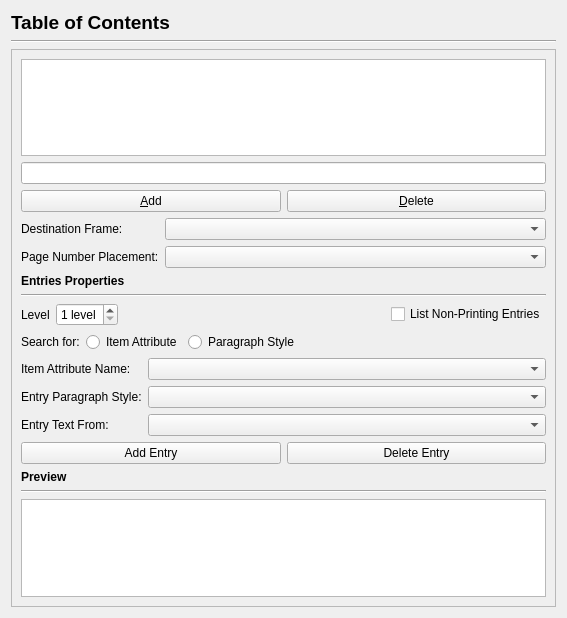
Above: Scribus/scribus/ui/prefs_tableofcontentsbase.ui from AlterScribus/ece15 before the change. Below: the same form after it.
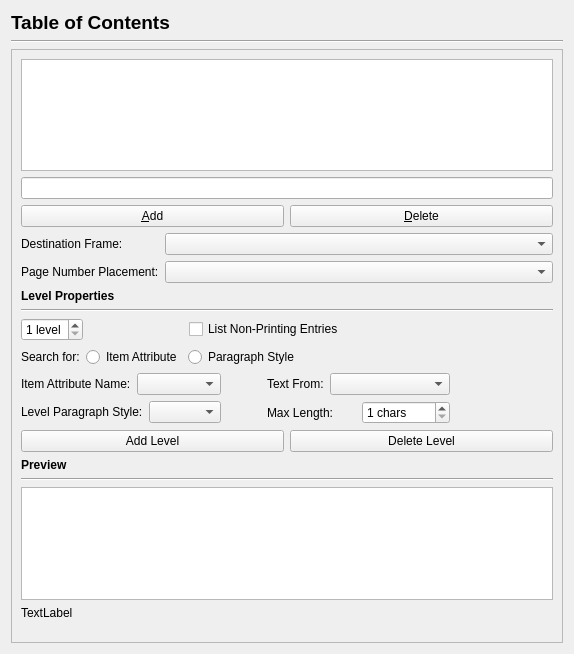
That is the form after the change.

Commit message: Further workr with style based TOC

Diff of the .ui file:
```diff
--- a/Scribus/scribus/ui/prefs_tableofcontentsbase.ui
+++ b/Scribus/scribus/ui/prefs_tableofcontentsbase.ui
@@ -6,8 +6,8 @@
    <rect>
     <x>0</x>
     <y>0</y>
-    <width>567</width>
-    <height>618</height>
+    <width>574</width>
+    <height>654</height>
    </rect>
   </property>
   <property name="windowTitle">
@@ -45,8 +45,8 @@
        <rect>
         <x>0</x>
         <y>0</y>
-        <width>530</width>
-        <height>566</height>
+        <width>552</width>
+        <height>597</height>
        </rect>
       </property>
       <layout class="QVBoxLayout" name="verticalLayout_2">
@@ -140,7 +140,7 @@
           </font>
          </property>
          <property name="text">
-          <string>Entries Properties</string>
+          <string>Level Properties</string>
          </property>
         </widget>
        </item>
@@ -152,22 +152,9 @@
         </widget>
        </item>
        <item>
-        <layout class="QFormLayout" name="formLayout">
-         <property name="fieldGrowthPolicy">
-          <enum>QFormLayout::AllNonFixedFieldsGrow</enum>
-         </property>
-         <property name="formAlignment">
-          <set>Qt::AlignLeading|Qt::AlignLeft|Qt::AlignTop</set>
-         </property>
-         <item row="0" column="0" colspan="2">
+        <layout class="QVBoxLayout" name="verticalLayout_3">
+         <item>
           <layout class="QHBoxLayout" name="horizontalLayout_3">
-           <item>
-            <widget class="QLabel" name="levelLabel">
-             <property name="text">
-              <string>Level</string>
-             </property>
-            </widget>
-           </item>
            <item>
             <widget class="QSpinBox" name="levelSpin">
              <property name="suffix">
@@ -186,9 +173,12 @@
              <property name="orientation">
               <enum>Qt::Horizontal</enum>
              </property>
+             <property name="sizeType">
+              <enum>QSizePolicy::Maximum</enum>
+             </property>
              <property name="sizeHint" stdset="0">
               <size>
-               <width>40</width>
+               <width>100</width>
                <height>20</height>
               </size>
              </property>
@@ -204,9 +194,22 @@
              </property>
             </widget>
            </item>
+           <item>
+            <spacer name="horizontalSpacer_5">
+             <property name="orientation">
+              <enum>Qt::Horizontal</enum>
+             </property>
+             <property name="sizeHint" stdset="0">
+              <size>
+               <width>40</width>
+               <height>20</height>
+              </size>
+             </property>
+            </spacer>
+           </item>
           </layout>
          </item>
-         <item row="3" column="0" colspan="2">
+         <item>
           <layout class="QHBoxLayout" name="horizontalLayout">
            <item>
             <widget class="QLabel" name="searchLabel">
@@ -244,8 +247,14 @@
            </item>
           </layout>
          </item>
-         <item row="4" column="0">
-          <widget class="QLabel" name="tocItemAttrLabel">
+         <item>
+          <layout class="QHBoxLayout" name="horizontalLayout_5">
+           <item>
+            <layout class="QVBoxLayout" name="verticalLayout_5">
+             <item>
+              <layout class="QHBoxLayout" name="horizontalLayout_6">
+               <item>
+                <widget class="QLabel" name="itemAttrLabel">
            <property name="text">
             <string>Item Attribute Name:</string>
            </property>
@@ -254,39 +263,117 @@
            </property>
           </widget>
          </item>
-         <item row="4" column="1">
+               <item>
           <widget class="QComboBox" name="itemAttrComboBox">
            <property name="toolTip">
             <string>The Item Attribute that will be set on frames used as a basis for creation of the entries</string>
            </property>
           </widget>
          </item>
-         <item row="5" column="0">
-          <widget class="QLabel" name="tocParagraphStyleLabel">
+              </layout>
+             </item>
+             <item>
+              <layout class="QHBoxLayout" name="horizontalLayout_7">
+               <item>
+                <widget class="QLabel" name="levelParagraphStyleLabel">
            <property name="text">
-            <string>Entry Paragraph Style:</string>
+                  <string>Level Paragraph Style:</string>
            </property>
            <property name="wordWrap">
             <bool>false</bool>
            </property>
           </widget>
          </item>
-         <item row="5" column="1">
-          <widget class="QComboBox" name="itemParagraphStyleComboBox">
+               <item>
+                <widget class="QComboBox" name="levelParagraphStyleComboBox">
            <property name="toolTip">
             <string>The paragraph style used for the entry lines</string>
            </property>
           </widget>
          </item>
-         <item row="6" column="0">
-          <widget class="QLabel" name="entryTextLabel">
+              </layout>
+             </item>
+            </layout>
+           </item>
+           <item>
+            <spacer name="horizontalSpacer_3">
+             <property name="orientation">
+              <enum>Qt::Horizontal</enum>
+             </property>
+             <property name="sizeType">
+              <enum>QSizePolicy::Maximum</enum>
+             </property>
+             <property name="sizeHint" stdset="0">
+              <size>
+               <width>40</width>
+               <height>20</height>
+              </size>
+             </property>
+            </spacer>
+           </item>
+           <item>
+            <layout class="QVBoxLayout" name="verticalLayout_4">
+             <item>
+              <layout class="QHBoxLayout" name="horizontalLayout_4">
+               <item>
+                <widget class="QLabel" name="rangeLabel">
            <property name="text">
-            <string>Entry Text From:</string>
+                  <string>Text From:</string>
            </property>
           </widget>
          </item>
-         <item row="6" column="1">
-          <widget class="QComboBox" name="entryTextCombo"/>
+               <item>
+                <widget class="QComboBox" name="rangeCombo">
+                 <property name="minimumSize">
+                  <size>
+                   <width>120</width>
+                   <height>0</height>
+                  </size>
+                 </property>
+                </widget>
+               </item>
+              </layout>
+             </item>
+             <item>
+              <layout class="QHBoxLayout" name="horizontalLayout_8">
+               <item>
+                <widget class="QLabel" name="limitLabel">
+                 <property name="text">
+                  <string>Max Length:</string>
+                 </property>
+                </widget>
+               </item>
+               <item>
+                <widget class="QSpinBox" name="limitSpin">
+                 <property name="suffix">
+                  <string> chars</string>
+                 </property>
+                 <property name="minimum">
+                  <number>1</number>
+                 </property>
+                 <property name="maximum">
+                  <number>999</number>
+                 </property>
+                </widget>
+               </item>
+              </layout>
+             </item>
+            </layout>
+           </item>
+           <item>
+            <spacer name="horizontalSpacer_4">
+             <property name="orientation">
+              <enum>Qt::Horizontal</enum>
+             </property>
+             <property name="sizeHint" stdset="0">
+              <size>
+               <width>40</width>
+               <height>20</height>
+              </size>
+             </property>
+            </spacer>
+           </item>
+          </layout>
          </item>
         </layout>
        </item>
@@ -295,14 +382,14 @@
          <item>
           <widget class="QPushButton" name="entryAddButton">
            <property name="text">
-            <string>Add Entry</string>
+            <string>Add Level</string>
            </property>
           </widget>
          </item>
          <item>
           <widget class="QPushButton" name="entryDelButton">
            <property name="text">
-            <string>Delete Entry</string>
+            <string>Delete Level</string>
            </property>
           </widget>
          </item>
@@ -331,6 +418,13 @@
        <item>
         <widget class="QTextBrowser" name="previewBrowser"/>
        </item>
+       <item>
+        <widget class="QLabel" name="helpNote">
+         <property name="text">
+          <string>TextLabel</string>
+         </property>
+        </widget>
+       </item>
        <item>
         <spacer name="verticalSpacer">
          <property name="orientation">
```
Left out of the diff: 6 changed lines with no effect on the pictures. Lines whose indentation alone changed are shown as unchanged. The commit also changes 18 other files.
